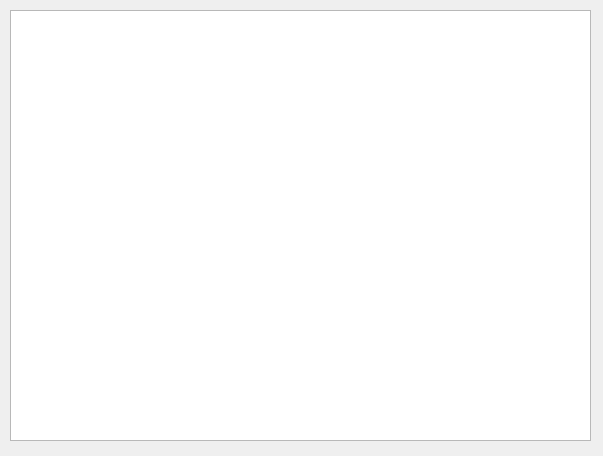
This is kyrpm-installer/detaildlg.ui in openeuler-mirror/kylin-installer as Qt 5 draws it before an edit. The edited form follows.
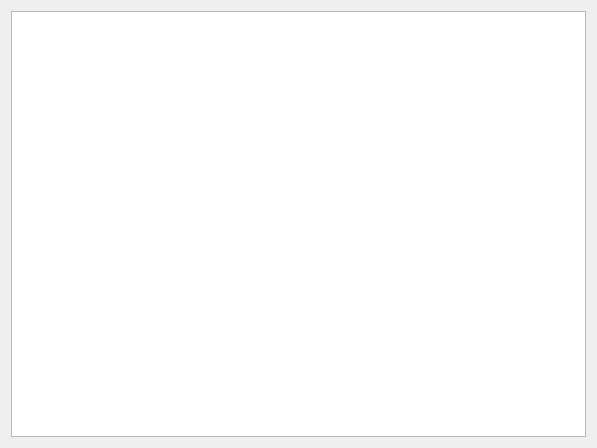
This is the edited form.

Commit message: Modify the page layout and adapt the window size

The edit to the form file:
```diff
--- a/kyrpm-installer/detaildlg.ui
+++ b/kyrpm-installer/detaildlg.ui
@@ -6,23 +6,18 @@
    <rect>
     <x>0</x>
     <y>0</y>
-    <width>603</width>
-    <height>456</height>
+    <width>597</width>
+    <height>448</height>
    </rect>
   </property>
   <property name="windowTitle">
    <string>Dialog</string>
   </property>
-  <widget class="QTextEdit" name="textEdit">
-   <property name="geometry">
-    <rect>
-     <x>10</x>
-     <y>10</y>
-     <width>581</width>
-     <height>431</height>
-    </rect>
-   </property>
-  </widget>
+  <layout class="QGridLayout" name="gridLayout">
+   <item row="0" column="0">
+    <widget class="QTextEdit" name="textEdit"/>
+   </item>
+  </layout>
  </widget>
  <resources/>
  <connections/>
```
The commit also changes 5 other files.
